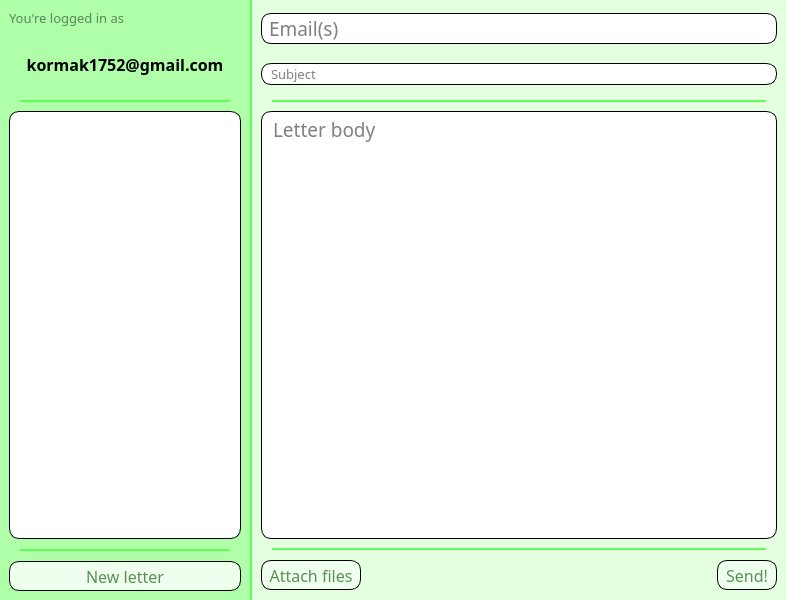
The window that mainwindow.ui (TheCheezyPie/SMTP-UI) describes before a commit, drawn with Qt 5.
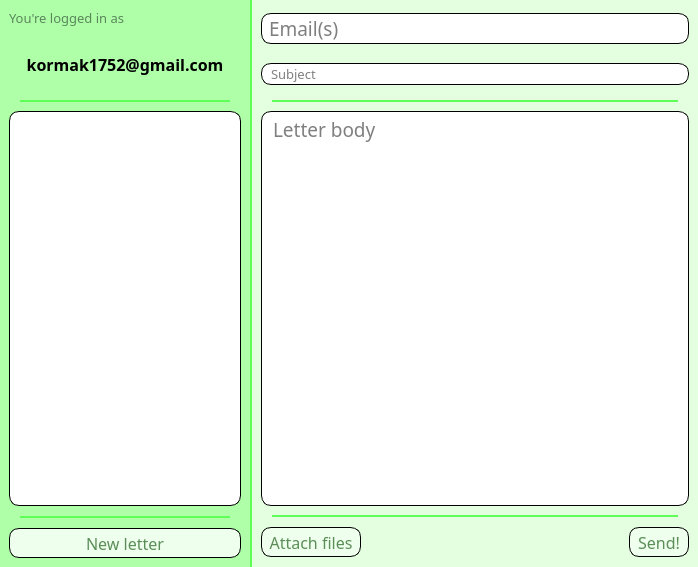
The same window after the commit. The open tabs and pages were chosen to show the change.

Commit message: Visual part of letters history done

Diff of the .ui file:
```diff
--- a/mainwindow.ui
+++ b/mainwindow.ui
@@ -6,8 +6,8 @@
    <rect>
     <x>0</x>
     <y>0</y>
-    <width>786</width>
-    <height>600</height>
+    <width>698</width>
+    <height>567</height>
    </rect>
   </property>
   <property name="sizePolicy">
@@ -641,7 +641,7 @@
                         <x>0</x>
                         <y>0</y>
                         <width>228</width>
-                        <height>385</height>
+                        <height>352</height>
                        </rect>
                       </property>
                       <property name="maximumSize">
@@ -650,7 +650,7 @@
                         <height>16777213</height>
                        </size>
                       </property>
-                      <layout class="QGridLayout" name="gridLayout_4">
+                      <layout class="QVBoxLayout" name="verticalLayout_5">
                        <property name="leftMargin">
                         <number>9</number>
                        </property>
@@ -663,12 +663,6 @@
                        <property name="bottomMargin">
                         <number>9</number>
                        </property>
-                       <property name="horizontalSpacing">
-                        <number>9</number>
-                       </property>
-                       <property name="verticalSpacing">
-                        <number>5</number>
-                       </property>
                       </layout>
                      </widget>
                     </widget>
```
Left out of the diff: 4 changed lines with no effect on the pictures. The commit also changes 2 other files.
